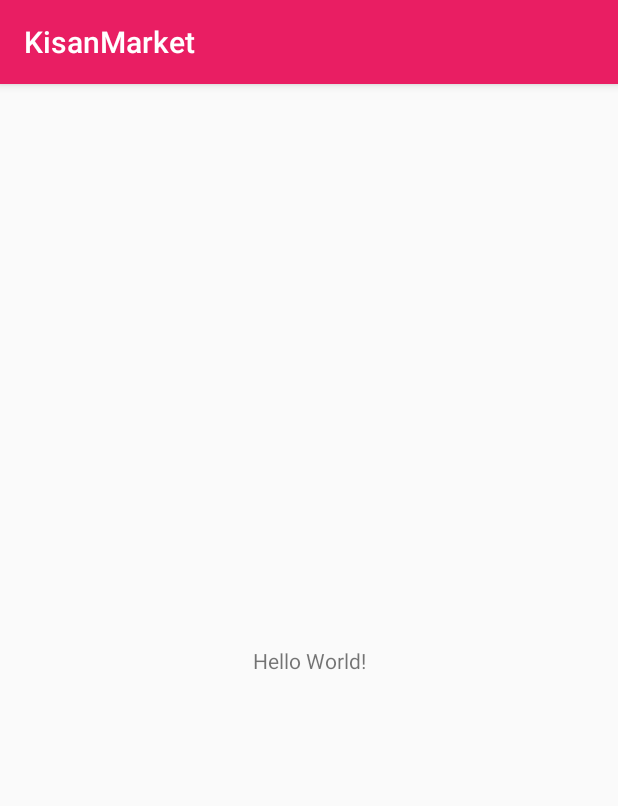
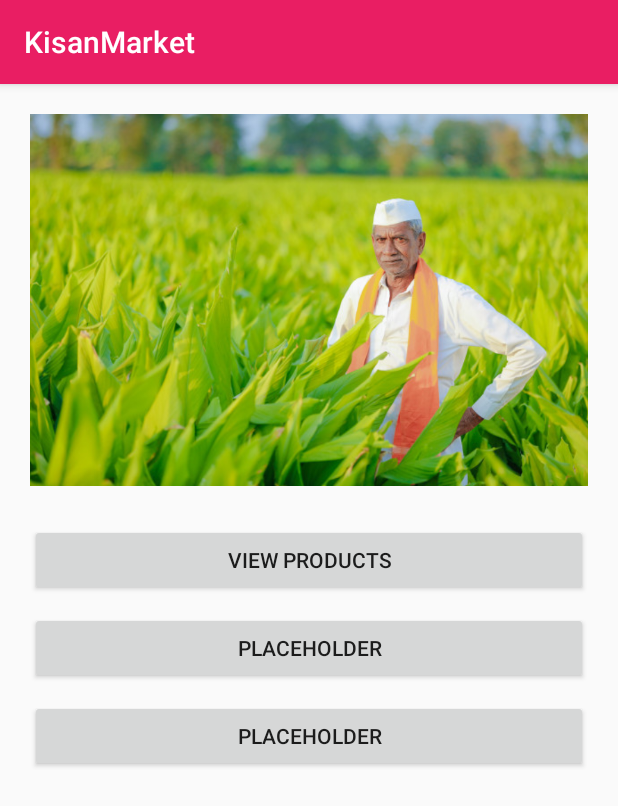
Before and after one commit to komalsupekar/KisanMarket, an Android app: the screen it shows after launch (MainActivity), on a phone screen of 412 x 824 dp. Shown: the top 806 px of the screen. Run offline under Robolectric (Android 15) with nearby library versions, the phone set to English and light mode, and no system bars.

Commit message:
created dashboard ui

```diff
--- a/app/src/main/res/layout/activity_main.xml
+++ b/app/src/main/res/layout/activity_main.xml
@@ -1,18 +1,42 @@
 <?xml version="1.0" encoding="utf-8"?>
-<androidx.constraintlayout.widget.ConstraintLayout xmlns:android="http://schemas.android.com/apk/res/android"
-    xmlns:app="http://schemas.android.com/apk/res-auto"
+<LinearLayout xmlns:android="http://schemas.android.com/apk/res/android"
     xmlns:tools="http://schemas.android.com/tools"
     android:layout_width="match_parent"
     android:layout_height="match_parent"
+    android:orientation="vertical"
+    android:divider="@android:drawable/divider_horizontal_dark"
     tools:context=".MainActivity">
 
-    <TextView
-        android:layout_width="wrap_content"
+    <ImageView
+        android:id="@+id/karousel"
+        android:contentDescription="@string/app_name"
+        android:layout_width="match_parent"
         android:layout_height="wrap_content"
-        android:text="Hello World!"
-        app:layout_constraintBottom_toBottomOf="parent"
-        app:layout_constraintLeft_toLeftOf="parent"
-        app:layout_constraintRight_toRightOf="parent"
-        app:layout_constraintTop_toTopOf="parent" />
+        android:adjustViewBounds="true"
+        android:src="@drawable/farmer"
+        android:padding="20sp"/>
 
-</androidx.constraintlayout.widget.ConstraintLayout>
+    <Button
+        android:layout_width="match_parent"
+        android:layout_height="wrap_content"
+        android:id="@+id/view"
+        style="@style/kbutton"
+        android:text="@string/view_products"/>
+
+    <Button
+        android:layout_width="match_parent"
+        android:layout_height="wrap_content"
+        android:id="@+id/p2"
+        style="@style/kbutton"
+        android:text="@string/placeholder"/>
+
+
+    <Button
+        android:layout_width="match_parent"
+        android:layout_height="wrap_content"
+        android:id="@+id/p1"
+        style="@style/kbutton"
+        android:text="@string/placeholder"/>
+
+
+</LinearLayout>
--- a/app/src/main/res/values/strings.xml
+++ b/app/src/main/res/values/strings.xml
@@ -1,3 +1,5 @@
 <resources>
     <string name="app_name">KisanMarket</string>
+    <string name="view_products">view products</string>
+    <string name="placeholder">placeholder</string>
 </resources>
--- a/app/src/main/res/values/styles.xml
+++ b/app/src/main/res/values/styles.xml
@@ -8,4 +8,14 @@
         <item name="colorAccent">@color/colorAccent</item>
     </style>
 
+    <style name="kbutton" >
+
+        <item name="android:layout_marginLeft">20sp</item>
+        <item name="android:layout_marginRight">20sp</item>
+        <item name="android:layout_marginTop">5sp</item>
+        <item name="android:layout_marginBottom">5sp</item>
+        <item name="android:padding">0sp</item>
+
+    </style>
+
 </resources>
```
Also changed, not shown: app/src/main/res/drawable/farmer.jpg (added).
